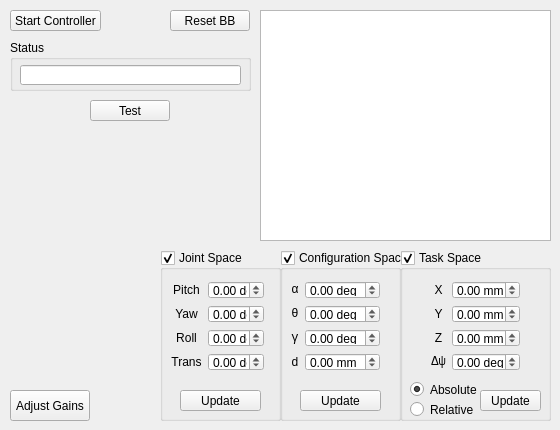
adegirmenci/HBL-ICEbot, file ControllerWidget/controllerwidget.ui: the form before one commit.
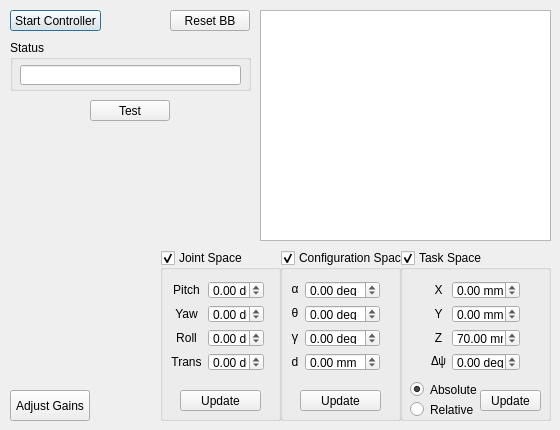
The form after the commit.

```diff
--- a/ControllerWidget/controllerwidget.ui
+++ b/ControllerWidget/controllerwidget.ui
@@ -459,6 +459,9 @@
        <property name="singleStep">
         <double>1.000000000000000</double>
        </property>
+       <property name="value">
+        <double>70.000000000000000</double>
+       </property>
       </widget>
      </item>
      <item row="0" column="1">
@@ -877,6 +880,12 @@
    <property name="text">
     <string>Start Controller</string>
    </property>
+   <property name="autoDefault">
+    <bool>true</bool>
+   </property>
+   <property name="default">
+    <bool>true</bool>
+   </property>
   </widget>
   <widget class="QPushButton" name="resetBB_Button">
    <property name="geometry">
```
